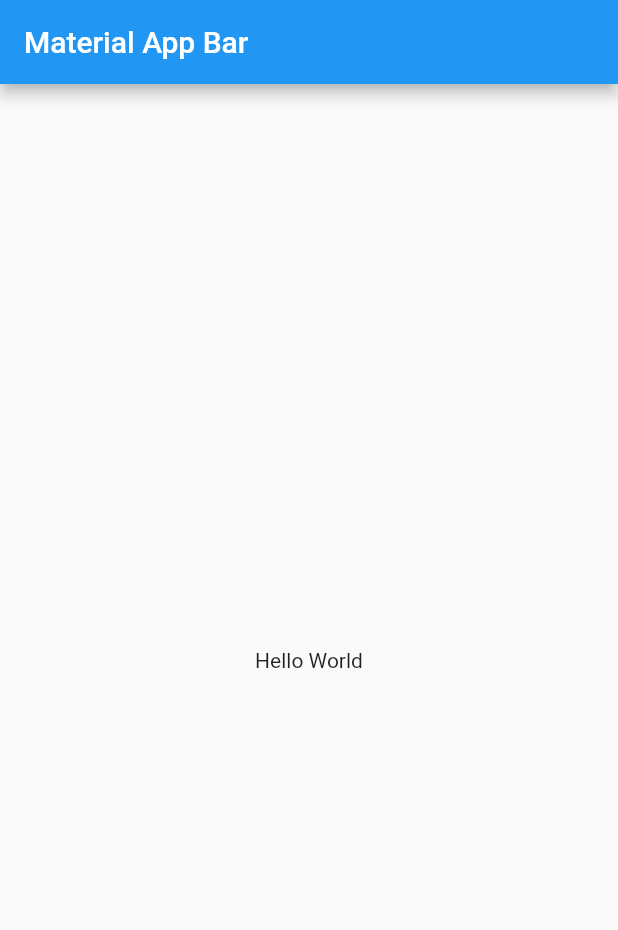
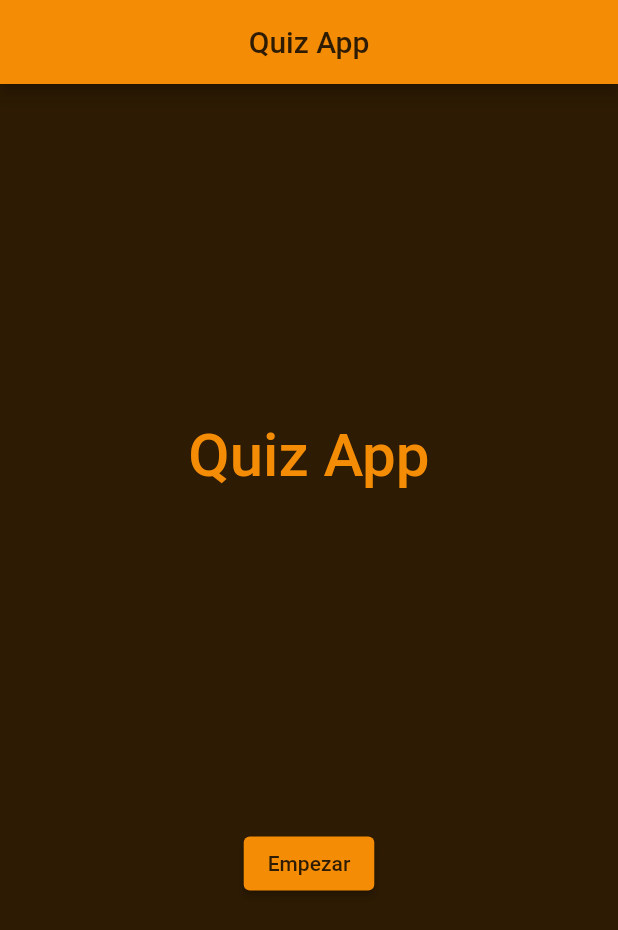
Before and after one commit to JToquica/quizapp_flutter, a Flutter app: the screen it shows after launch, on a phone screen of 412 x 824 dp. Shown: the top 930 px of the screen. Run offline on Flutter 3.47's test engine with Material 2 defaults, Android fonts, the phone set to English and light mode, and no system bars.

Commit message:
Proyecto Terminado

```diff
--- a/lib/main.dart
+++ b/lib/main.dart
@@ -1,4 +1,5 @@
 import 'package:flutter/material.dart';
+import 'package:quizapp/src/pages/home.dart';
 
 void main() => runApp(const MyApp());
 
@@ -8,15 +9,9 @@ class MyApp extends StatelessWidget {
   @override
   Widget build(BuildContext context) {
     return MaterialApp(
+      debugShowCheckedModeBanner: false,
       title: 'Material App',
-      home: Scaffold(
-        appBar: AppBar(
-          title: const Text('Material App Bar'),
-        ),
-        body: const Center(
-          child: Text('Hello World'),
-        ),
-      ),
+      home: HomePage(),
     );
   }
 }
--- /dev/null
+++ b/lib/src/helpers/const.dart
@@ -0,0 +1,4 @@
+import 'package:flutter/material.dart';
+
+const backgroundColor = Color.fromRGBO(45, 27, 3, 1);
+const foregroundColor = Color.fromRGBO(244, 140, 6, 1);
--- a/lib/src/pages/home.dart
+++ b/lib/src/pages/home.dart
@@ -0,0 +1,57 @@
+import 'package:flutter/material.dart';
+import 'package:quizapp/src/helpers/const.dart';
+import 'package:quizapp/src/pages/question.dart';
+
+class HomePage extends StatelessWidget {
+  const HomePage({super.key});
+
+  @override
+  Widget build(BuildContext context) {
+    final Size size = MediaQuery.of(context).size;
+
+    return Scaffold(
+      backgroundColor: backgroundColor,
+      appBar: AppBar(
+        title: const Text(
+          "Quiz App",
+          style: TextStyle(color: backgroundColor),
+        ),
+        centerTitle: true,
+        backgroundColor: foregroundColor,
+      ),
+      body: SizedBox(
+        width: size.width,
+        child: Column(
+          mainAxisAlignment: MainAxisAlignment.spaceEvenly,
+          children: [
+            const Text(
+              "Quiz App",
+              style: TextStyle(
+                color: foregroundColor,
+                fontSize: 40,
+                fontWeight: FontWeight.w500,
+              ),
+            ),
+            ElevatedButton(
+              onPressed: () {
+                Navigator.push(
+                  context,
+                  MaterialPageRoute(
+                    builder: (context) => QuestionsPage(),
+                  ),
+                );
+              },
+              style: ElevatedButton.styleFrom(
+                backgroundColor: foregroundColor,
+              ),
+              child: const Text(
+                "Empezar",
+                style: TextStyle(color: backgroundColor),
+              ),
+            )
+          ],
+        ),
+      ),
+    );
+  }
+}
```
Also changed, not shown: lib/src/helpers/questions.dart (added, +24 -0 lines), lib/src/models/question.dart (added, +11 -0 lines), lib/src/pages/question.dart (added, +142 -0 lines), lib/src/pages/result.dart (added, +83 -0 lines), 1 other file.
